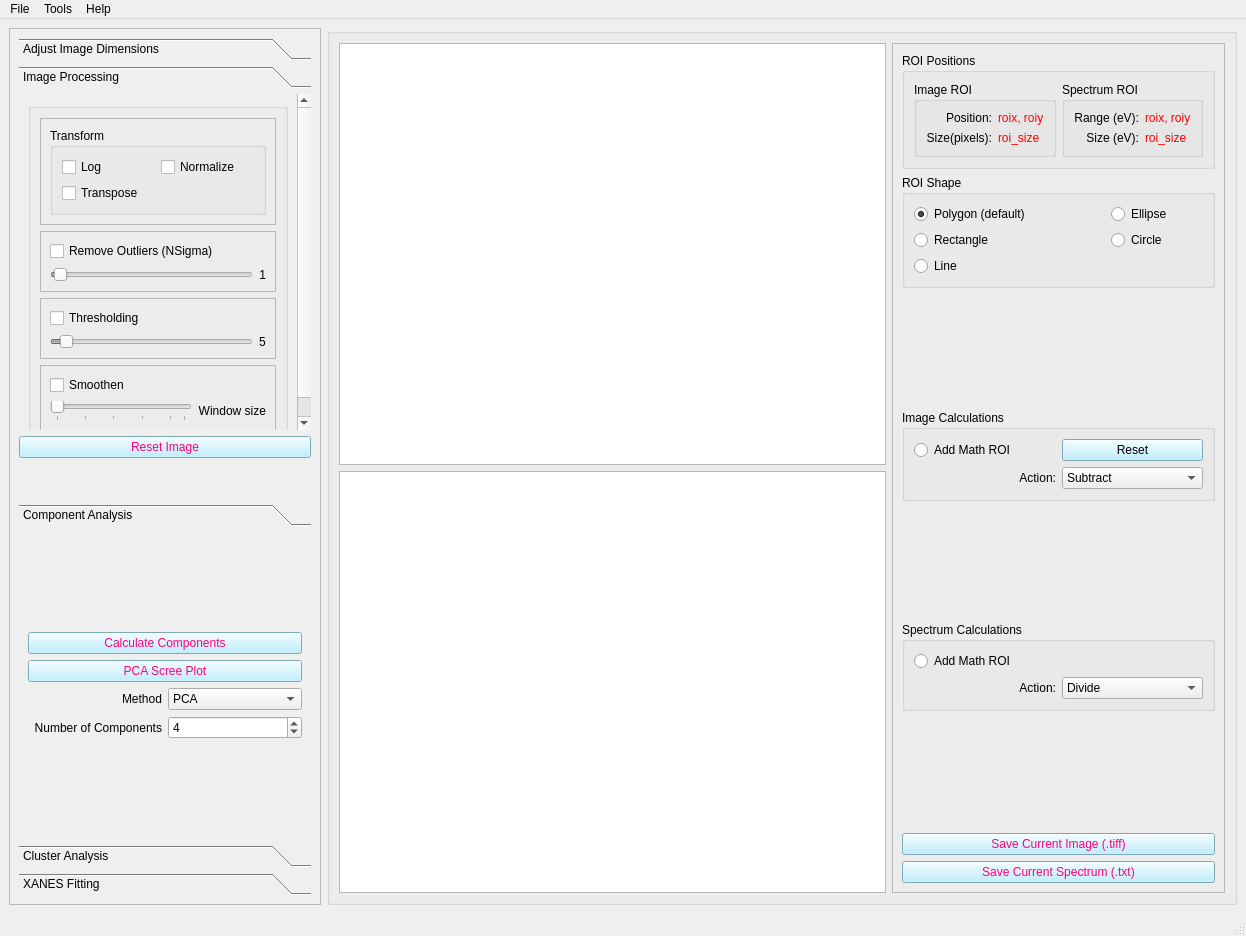
This is uis/mainwindow_admin.ui in pattammattel/MIDAS_Admin as Qt 5 draws it before an edit. The edited form follows.
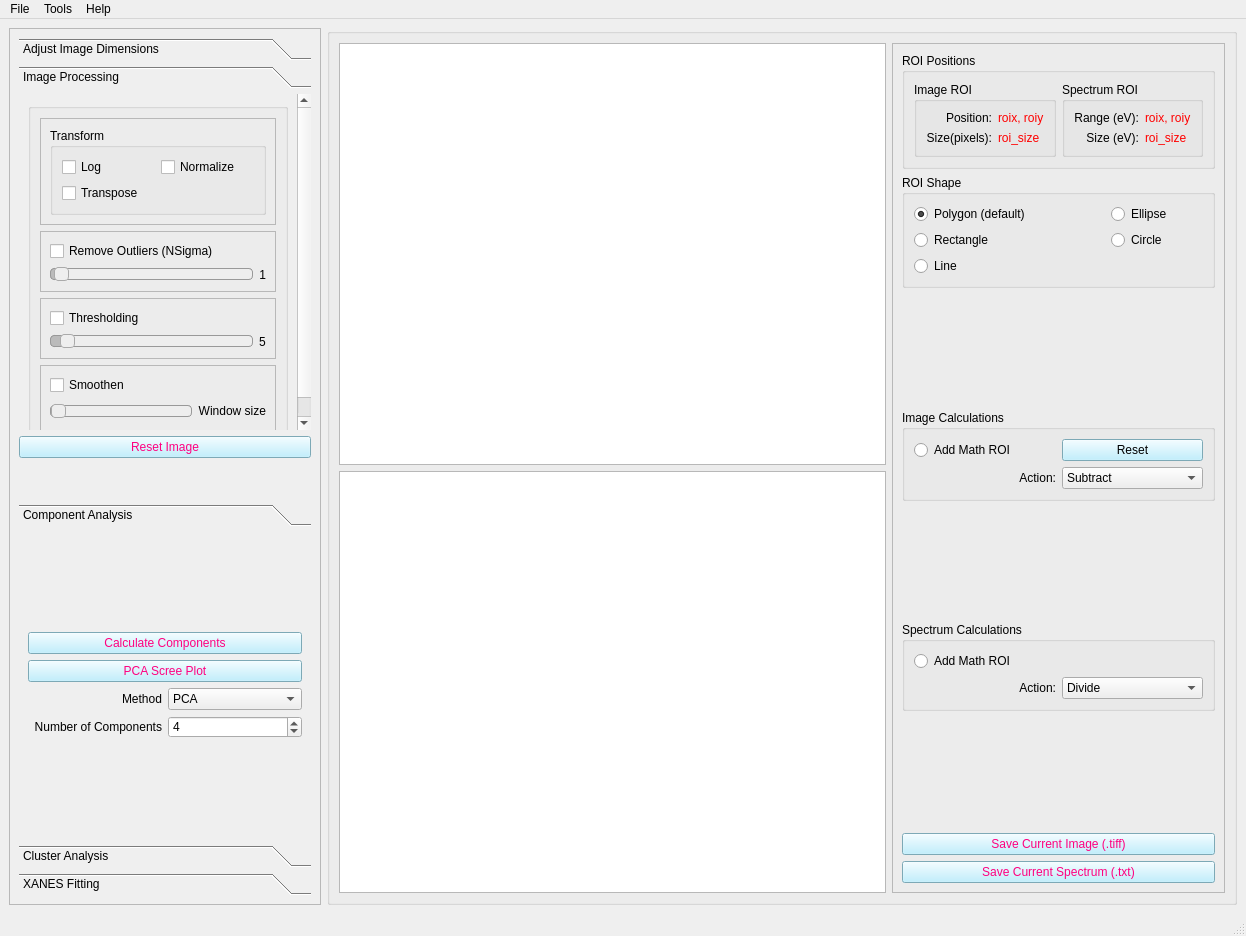
This is the edited form. The open tabs and pages were chosen to show the change. Custom widgets are drawn as their Qt base class.

Diff of the .ui file:
```diff
--- a/uis/mainwindow_admin.ui
+++ b/uis/mainwindow_admin.ui
@@ -22,7 +22,64 @@
   </property>
   <property name="styleSheet">
    <string notr="true">font: 10pt &quot;Segoe UI&quot;;
-</string>
+
+
+QSlider::groove:horizontal {
+border: 1px solid #bbb;
+background: white;
+height: 10px;
+border-radius: 4px;
+}
+
+QSlider::sub-page:horizontal {
+background: qlineargradient(x1: 0, y1: 0,    x2: 0, y2: 1,
+    stop: 0 #66e, stop: 1 #bbf);
+background: qlineargradient(x1: 0, y1: 0.2, x2: 1, y2: 1,
+    stop: 0 #bbf, stop: 1 #55f);
+border: 1px solid #777;
+height: 10px;
+border-radius: 4px;
+}
+
+QSlider::add-page:horizontal {
+background: #fff;
+border: 1px solid #777;
+height: 10px;
+border-radius: 4px;
+}
+
+QSlider::handle:horizontal {
+background: qlineargradient(x1:0, y1:0, x2:1, y2:1,
+    stop:0 #eee, stop:1 #ccc);
+border: 1px solid #777;
+width: 13px;
+margin-top: -2px;
+margin-bottom: -2px;
+border-radius: 4px;
+}
+
+QSlider::handle:horizontal:hover {
+background: qlineargradient(x1:0, y1:0, x2:1, y2:1,
+    stop:0 #fff, stop:1 #ddd);
+border: 1px solid #444;
+border-radius: 4px;
+}
+
+QSlider::sub-page:horizontal:disabled {
+background: #bbb;
+border-color: #999;
+}
+
+QSlider::add-page:horizontal:disabled {
+background: #eee;
+border-color: #999;
+}
+
+QSlider::handle:horizontal:disabled {
+background: #eee;
+border: 1px solid #aaa;
+border-radius: 4px;
+}</string>
   </property>
   <widget class="QWidget" name="centralwidget">
    <property name="sizePolicy">
@@ -31,6 +88,64 @@
      <verstretch>0</verstretch>
     </sizepolicy>
    </property>
+   <property name="styleSheet">
+    <string notr="true">QSlider::groove:horizontal {
+border: 1px solid #bbb;
+background: white;
+height: 10px;
+border-radius: 4px;
+}
+
+QSlider::sub-page:horizontal {
+background: qlineargradient(x1: 0, y1: 0,    x2: 0, y2: 1,
+    stop: 0 #66e, stop: 1 #bbf);
+background: qlineargradient(x1: 0, y1: 0.2, x2: 1, y2: 1,
+    stop: 0 #bbf, stop: 1 #55f);
+border: 1px solid #777;
+height: 10px;
+border-radius: 4px;
+}
+
+QSlider::add-page:horizontal {
+background: #fff;
+border: 1px solid #777;
+height: 10px;
+border-radius: 4px;
+}
+
+QSlider::handle:horizontal {
+background: qlineargradient(x1:0, y1:0, x2:1, y2:1,
+    stop:0 #eee, stop:1 #ccc);
+border: 1px solid #777;
+width: 13px;
+margin-top: -2px;
+margin-bottom: -2px;
+border-radius: 4px;
+}
+
+QSlider::handle:horizontal:hover {
+background: qlineargradient(x1:0, y1:0, x2:1, y2:1,
+    stop:0 #fff, stop:1 #ddd);
+border: 1px solid #444;
+border-radius: 4px;
+}
+
+QSlider::sub-page:horizontal:disabled {
+background: #bbb;
+border-color: #999;
+}
+
+QSlider::add-page:horizontal:disabled {
+background: #eee;
+border-color: #999;
+}
+
+QSlider::handle:horizontal:disabled {
+background: #eee;
+border: 1px solid #aaa;
+border-radius: 4px;
+}</string>
+   </property>
    <layout class="QGridLayout" name="gridLayout_16">
     <item row="0" column="0">
      <widget class="QScrollArea" name="scrollArea">
@@ -58,7 +173,7 @@
          <x>0</x>
          <y>0</y>
          <width>390</width>
-         <height>855</height>
+         <height>867</height>
         </rect>
        </property>
        <layout class="QGridLayout" name="gridLayout_9">
@@ -442,8 +557,8 @@
             <rect>
              <x>0</x>
              <y>0</y>
-             <width>299</width>
-             <height>462</height>
+             <width>347</width>
+             <height>424</height>
             </rect>
            </property>
            <attribute name="label">
@@ -740,8 +855,8 @@
             <rect>
              <x>0</x>
              <y>0</y>
-             <width>298</width>
-             <height>189</height>
+             <width>368</width>
+             <height>181</height>
             </rect>
            </property>
            <attribute name="label">
```
Left out of the diff: 12 changed lines with no effect on the pictures.
